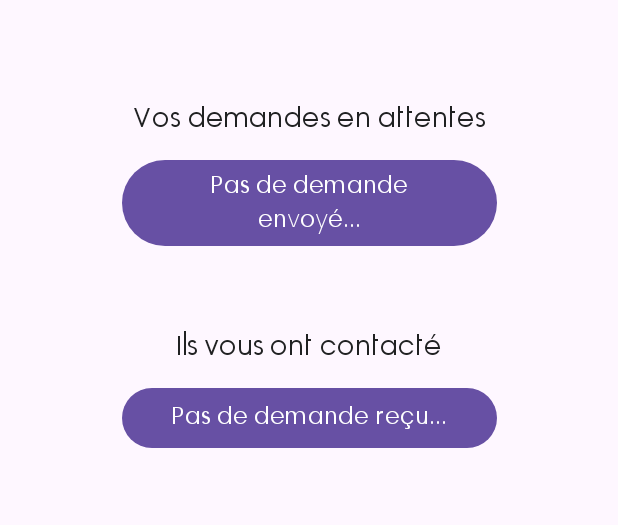
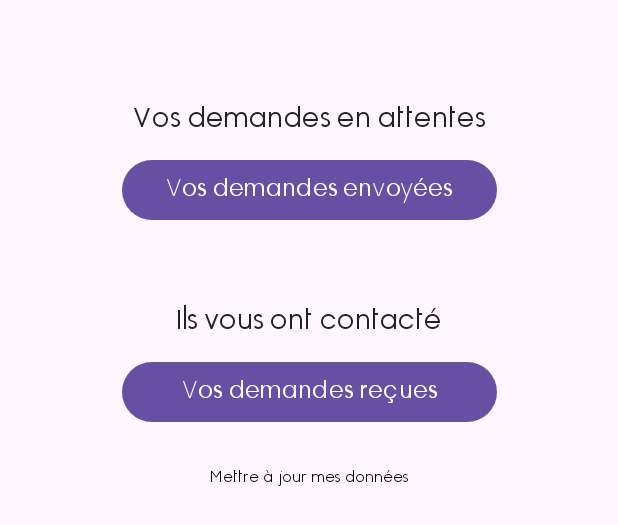
Before and after one commit to 16tblot/PDPCV, an Android app: the layout verified_user.xml on its own in the app's theme, with its tools: preview values and no code run, on a phone screen of 412 x 824 dp. Shown: the top 525 px of the screen. Run offline under Robolectric (Android 15) with nearby library versions, the phone set to English and light mode, and no system bars.

Commit message:
feat: certified user can now update then data

```diff
--- a/pdp_app/app/src/main/java/fr/tmmcl/chatvoiture/ui/fragments/Form.kt
+++ b/pdp_app/app/src/main/java/fr/tmmcl/chatvoiture/ui/fragments/Form.kt
@@ -43,7 +43,7 @@ class Form : Fragment() {
     ): View?
     {
         super.onCreate(savedInstanceState);
-        isCertified = arguments?.getBoolean("myBooleanVariable", false) ?: false
+        isCertified = arguments?.getBoolean("certifiedArg", false) ?: false
 
 
         binding = FragmentFormBinding.inflate(inflater, container, false);
@@ -98,6 +98,7 @@ class Form : Fragment() {
 
             val bundle = bundleOf("certified" to isCertified);
             findNavController().navigate(R.id.action_FormFragment_to_MainFragment, bundle)
+
         }
 
         // Bouton pour prendre une photo
--- a/pdp_app/app/src/main/res/layout/fragment_main.xml
+++ b/pdp_app/app/src/main/res/layout/fragment_main.xml
@@ -67,9 +67,9 @@
     />
 
     <include
+        android:id="@+id/verified"
         android:enabled="false"
         android:visibility="gone"
-        android:id="@+id/verified"
         layout="@layout/verified_user"
         android:layout_width="wrap_content"
         android:layout_height="wrap_content"
--- a/pdp_app/app/src/main/res/layout/low_pages.xml
+++ b/pdp_app/app/src/main/res/layout/low_pages.xml
@@ -11,7 +11,7 @@
 
     <TextView
         android:id="@+id/social_network"
-        style="@style/DefautTextStyle"
+        style="@style/FootTextStyle"
         android:layout_width="wrap_content"
         android:layout_height="wrap_content"
         android:gravity="center"
--- a/pdp_app/app/src/main/res/layout/verified_user.xml
+++ b/pdp_app/app/src/main/res/layout/verified_user.xml
@@ -55,5 +55,17 @@
         app:layout_constraintStart_toStartOf="parent"
         app:layout_constraintTop_toBottomOf="@+id/verifyTextSending" />
 
+    <TextView
+        android:id="@+id/verifyUpdateData"
+        style="@style/FootTextStyle"
+        android:layout_width="wrap_content"
+        android:layout_height="wrap_content"
+        android:layout_marginTop="@dimen/medium_margin"
+        android:maxLines="1"
+        android:text="@string/verified_update_data"
+        app:layout_constraintEnd_toEndOf="parent"
+        app:layout_constraintStart_toStartOf="parent"
+        app:layout_constraintTop_toBottomOf="@+id/verifyButtonSending" />
+
 
 </androidx.constraintlayout.widget.ConstraintLayout>
--- a/pdp_app/app/src/main/res/values/strings.xml
+++ b/pdp_app/app/src/main/res/values/strings.xml
@@ -24,16 +24,22 @@
     <string name="login_redirect">Not yet registered ? Signup</string>
 
     <!-- Search page -->
-    <string name="search_desc">Tu as rencontré quelqu\'un ?\n Contact la !</string>
+    <string name="search_desc">Tu as rencontré quelqu\'un ?\nContacte-le !</string>
     <string name="search_default_imatriculation">AB-678-CD</string>
     <string name="search_button_imatriculation">Send!</string>
 
+
+    <!-- both Verified and Unverified page -->
+    <string name="delete_account">Effacer mes données</string>
+
     <!-- Verified page -->
     <string name="verified_sending_message">Vos demandes en attentes</string>
-    <string name="verified_default_sending_message">Pas de demande envoyé...</string>
+    <string name="verified_default_sending_message">Vos demandes envoyées</string>
     <string name="verified_receiving_message">Ils vous ont contacté</string>
-    <string name="verified_default_receiving_message">Pas de demande reçu...</string>
+    <string name="verified_default_receiving_message">Vos demandes reçues</string>
     <string name="social_network">Suivez nous sur les réseaux pour être tenu informé des prochaines mises à jours !</string>
+    <string name="verified_update_data">Mettre à jour mes données</string>
+
 
     <!-- Unverified page -->
     <string name="unverified_desc">Tu n\'es pas encore certifié ?\nEnvoie nous tes documents pour utiliser l\'application !\nAppuie sur ce boutton !</string>
@@ -60,8 +66,5 @@
     <string name="invalid_password">Password must be >5 characters</string>
     <string name="login_failed">"Login failed"</string>
     <string name="action_settings">Settings</string>
-    <!-- TODO: Remove or change this placeholder text -->
-    <string name="hello_blank_fragment">Hello blank fragment</string>
-    <string name="delete_account">Effacer mes données</string>
 
 </resources>
```
Also changed, not shown: pdp_app/app/src/main/java/fr/tmmcl/chatvoiture/ui/fragments/Main.kt (+7 -0 lines).
